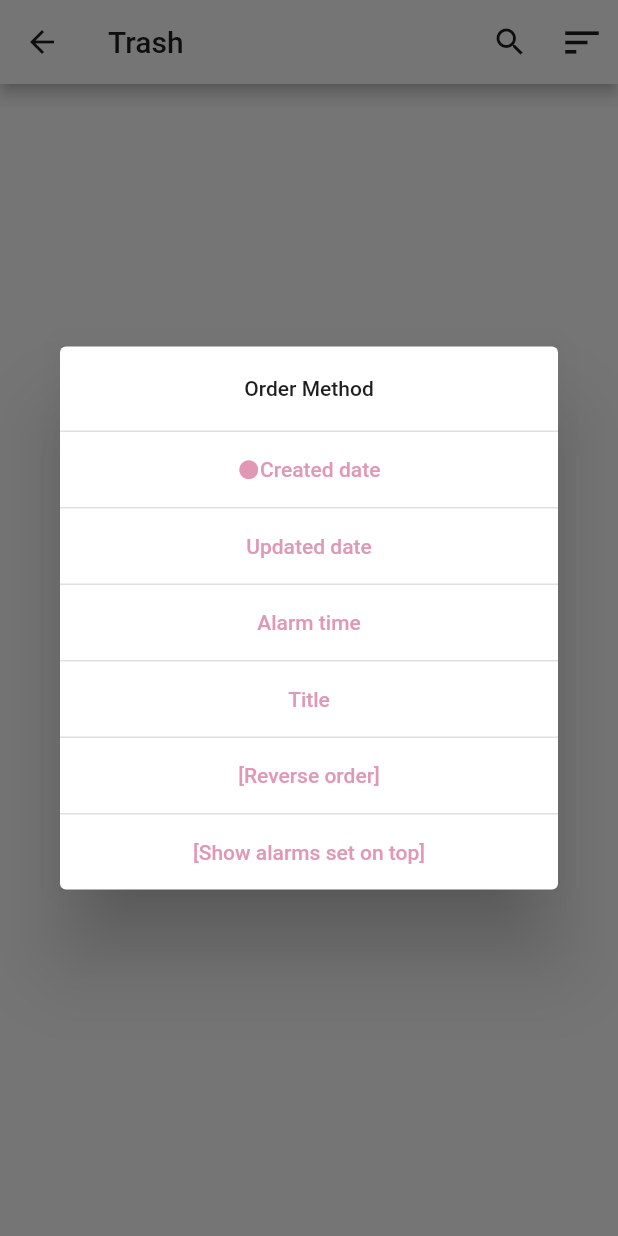
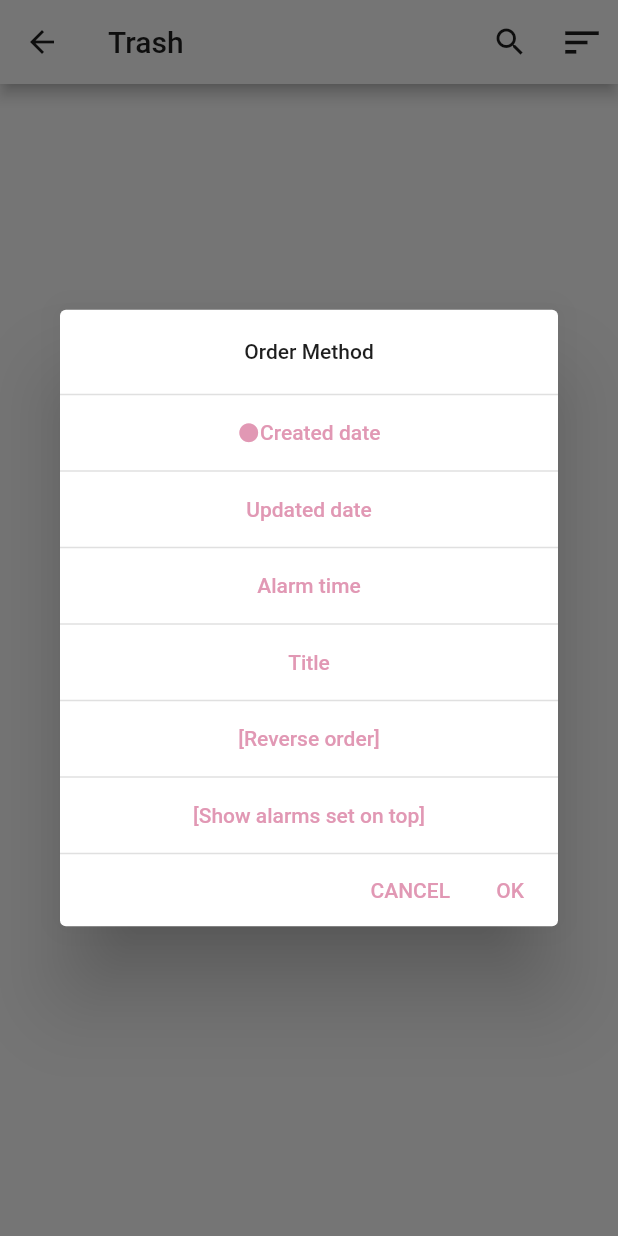
Before and after one commit to tsubasasugawara/Reminder, a Flutter app: the Trash screen opened directly, after a tap on the "sort" icon, on a phone screen of 412 x 824 dp. Run offline on Flutter 3.47's test engine with Material 2 defaults, Android fonts, the phone set to English and light mode, and no system bars; our stand-ins replace shared_preferences; accounts and stored records are empty.

Commit message:
FIX
Fixed the dialogue for sorting.

```diff
--- a/lib/provider/home/appBar/reverse_order_button_provider.dart
+++ /dev/null
@@ -1,14 +0,0 @@
-import 'package:flutter/cupertino.dart';
-
-import '../../../model/db/db_env.dart';
-
-class ReverseOrderButtonProvider extends ChangeNotifier {
-  late String sortby;
-
-  ReverseOrderButtonProvider(this.sortby);
-
-  void changeSortBy() {
-    sortby = sortby == DBEnv.asc ? DBEnv.desc : DBEnv.asc;
-    notifyListeners();
-  }
-}
--- a/lib/provider/home/appBar/top_up_set_alarm_provider.dart
+++ /dev/null
@@ -1,12 +0,0 @@
-import 'package:flutter/material.dart';
-
-class TopUpSetAlarmButtonProvider extends ChangeNotifier {
-  late bool topUp;
-
-  TopUpSetAlarmButtonProvider(this.topUp);
-
-  void changeTopUp() {
-    topUp = !topUp;
-    notifyListeners();
-  }
-}
--- a/lib/provider/home/home_provider.dart
+++ b/lib/provider/home/home_provider.dart
@@ -28,7 +28,7 @@ class HomeProvider extends ChangeNotifier with SelectionItemProvider {
   //昇順、降順の設定
   String sortBy = DBEnv.asc;
 
-  bool topUpSetAlarmReminder = false;
+  bool topup = false;
 
   //ソート条件をつけないときに取得するカラム
   final List<Object?> stdColumns = [
@@ -45,16 +45,10 @@ class HomeProvider extends ChangeNotifier with SelectionItemProvider {
     update();
   }
 
-  void setOrderBy(String _orderBy) {
+  void setSortBy(String _orderBy, String _sortBy, bool _topup) {
     orderBy = _orderBy;
-  }
-
-  void changeSortBy() {
-    sortBy = sortBy == DBEnv.asc ? DBEnv.desc : DBEnv.asc;
-  }
-
-  void changeTopUpSetAlarmReminder() {
-    topUpSetAlarmReminder = !topUpSetAlarmReminder;
+    sortBy = _sortBy;
+    topup = _topup;
   }
 
   //データ一覧を取得し、modelに保存
@@ -71,7 +65,7 @@ class HomeProvider extends ChangeNotifier with SelectionItemProvider {
           ? '${Notifications.deletedKey} = 1'
           : '${Notifications.deletedKey} = 0',
       orderBy:
-          '${topUpSetAlarmReminder ? '${Notifications.setAlarmKey} ${DBEnv.desc}, ' : ''} $orderBy $sortBy',
+          '${topup ? '${Notifications.setAlarmKey} ${DBEnv.desc}, ' : ''} $orderBy $sortBy',
     );
     changeSelectedItemsLen(length: model.dataList.length);
     notifyListeners();
--- a/lib/view/add_reminder/date_time_picker/date_time_picker.dart
+++ b/lib/view/add_reminder/date_time_picker/date_time_picker.dart
@@ -242,6 +242,8 @@ class DateTimePicker {
                                 },
                                 child: Text(
                                   AppLocalizations.of(context)!.cancelButton,
+                                  style: TextStyle(
+                                      color: Theme.of(context).primaryColor),
                                 ),
                               ),
                               TextButton(
@@ -262,6 +264,8 @@ class DateTimePicker {
                                 },
                                 child: Text(
                                   AppLocalizations.of(context)!.ok,
+                                  style: TextStyle(
+                                      color: Theme.of(context).primaryColor),
                                 ),
                               ),
                             ],
--- a/lib/view/add_reminder/date_time_picker/repeating_setting/repeating_setting_view.dart
+++ b/lib/view/add_reminder/date_time_picker/repeating_setting/repeating_setting_view.dart
@@ -192,6 +192,8 @@ class RepeatingSettingView {
                           },
                           child: Text(
                             AppLocalizations.of(context)!.cancelButton,
+                            style: TextStyle(
+                                color: Theme.of(context).primaryColor),
                           ),
                         ),
                         TextButton(
@@ -205,6 +207,8 @@ class RepeatingSettingView {
                           },
                           child: Text(
                             AppLocalizations.of(context)!.ok,
+                            style: TextStyle(
+                                color: Theme.of(context).primaryColor),
                           ),
                         ),
                       ],
--- a/lib/view/home/appBar/actions.dart
+++ b/lib/view/home/appBar/actions.dart
@@ -1,7 +1,9 @@
 import 'package:flutter/foundation.dart';
 import 'package:flutter/material.dart';
+import 'package:provider/provider.dart';
 import 'package:reminder/model/kotlin_method_calling/kotlin_method_calling.dart';
 import 'package:reminder/multilingualization/app_localizations.dart';
+import 'package:reminder/provider/home/appBar/sort_selection_provider.dart';
 import 'package:reminder/view/home/appBar/reverse_button.dart';
 import 'package:reminder/view/home/appBar/top_up_set_alarm_button.dart';
 
@@ -11,10 +13,10 @@ import '../../../provider/home/home_provider.dart';
 import '../../search/search_view.dart';
 
 class Actions {
-  late HomeProvider provider;
+  late HomeProvider homeProvider;
   late BuildContext context;
 
-  Actions(this.provider, this.context);
+  Actions(this.homeProvider, this.context);
 
   /*
    * デバッグ専用のリマインダーを追加するボタン
@@ -60,17 +62,13 @@ class Actions {
    * @return Widget : ソート方法選択ボタン
    */
   Widget _makeButton(
-    String dbKey,
-    String text,
-  ) {
+      String dbKey, String text, SortSelectionProvider provider) {
     return TextButton(
       onPressed: () async {
         provider.setOrderBy(dbKey);
-        await provider.setData();
-        Navigator.pop(context);
       },
       style: TextButton.styleFrom(minimumSize: const Size.fromHeight(50)),
-      child: (dbKey == provider.orderBy)
+      child: (provider.equalsOrderBy(dbKey))
           ? Row(
               mainAxisAlignment: MainAxisAlignment.center,
               children: [
@@ -116,13 +114,13 @@ class Actions {
         children: [
           IconButton(
             onPressed: () {
-              provider.allSelectOrNot(true);
+              homeProvider.allSelectOrNot(true);
             },
             icon: const Icon(Icons.select_all),
           ),
           IconButton(
             onPressed: () async {
-              var res = await provider.deleteButton(
+              var res = await homeProvider.deleteButton(
                 context,
                 HomeProvider.moveToTrash,
               );
@@ -150,12 +148,12 @@ class Actions {
           await Navigator.of(context).push(
             MaterialPageRoute(
               builder: (context) => SearchView(
-                provider.model.dataList,
-                provider.isTrash,
+                homeProvider.model.dataList,
+                homeProvider.isTrash,
               ),
             ),
           );
-          await provider.setData();
+          await homeProvider.setData();
         },
       ),
       IconButton(
@@ -166,7 +164,12 @@ class Actions {
           await showDialog(
             builder: (BuildContext context) {
               return Dialog(
-                child: Column(
+                child: ChangeNotifierProvider(
+                  create: (_) => SortSelectionProvider(homeProvider.orderBy,
+                      homeProvider.sortBy, homeProvider.topup),
+                  child: Consumer<SortSelectionProvider>(
+                      builder: (context, provider, child) {
+                    return Column(
                       mainAxisAlignment: MainAxisAlignment.center,
                       mainAxisSize: MainAxisSize.min,
                       children: [
@@ -181,21 +184,25 @@ class Actions {
                         _makeButton(
                           Notifications.createdAtKey,
                           AppLocalizations.of(context)!.orderByCreatedAt,
+                          provider,
                         ),
                         _makeDivider(),
                         _makeButton(
                           Notifications.updatedAtKey,
                           AppLocalizations.of(context)!.orderByUpdatedAt,
+                          provider,
                         ),
                         _makeDivider(),
                         _makeButton(
                           Notifications.timeKey,
                           AppLocalizations.of(context)!.orderByAlarmTime,
+                          provider,
                         ),
                         _makeDivider(),
                         _makeButton(
                           Notifications.titleKey,
                           AppLocalizations.of(context)!.orderByTitle,
+                          provider,
                         ),
                         _makeDivider(),
                         ReverseOrderButton(
@@ -207,11 +214,42 @@ class Actions {
                         _makeDivider(),
                         TopUpSetAlarmButton(
                           () {
-                        provider.changeTopUpSetAlarmReminder();
+                            provider.changeTopUp();
                           },
-                      provider.topUpSetAlarmReminder,
+                          provider.topup,
+                        ),
+                        _makeDivider(),
+                        Row(
+                          mainAxisAlignment: MainAxisAlignment.end,
+                          children: [
+                            TextButton(
+                              onPressed: () {
+                                Navigator.pop(context);
+                              },
+                              child: Text(
+                                AppLocalizations.of(context)!.cancelButton,
+                                style: TextStyle(
+                                    color: Theme.of(context).primaryColor),
+                              ),
+                            ),
+                            TextButton(
+                              onPressed: () async {
+                                homeProvider.setSortBy(provider.orderBy,
+                                    provider.sortBy, provider.topup);
+                                await homeProvider.setData();
+                                Navigator.pop(context);
+                              },
+                              child: Text(
+                                AppLocalizations.of(context)!.ok,
+                                style: TextStyle(
+                                    color: Theme.of(context).primaryColor),
+                              ),
                             ),
                           ],
+                        ),
+                      ],
+                    );
+                  }),
                 ),
               );
             },
@@ -227,6 +265,6 @@ class Actions {
    * @return List<Widget>
    */
   List<Widget> build() {
-    return provider.selectionMode ? _selectionMode() : normalMode();
+    return homeProvider.selectionMode ? _selectionMode() : normalMode();
   }
 }
--- a/lib/view/home/appBar/reverse_button.dart
+++ b/lib/view/home/appBar/reverse_button.dart
@@ -1,8 +1,6 @@
 import 'package:flutter/material.dart';
-import 'package:provider/provider.dart';
 import 'package:reminder/model/db/db_env.dart';
 import 'package:reminder/multilingualization/app_localizations.dart';
-import 'package:reminder/provider/home/appBar/reverse_order_button_provider.dart';
 
 // ignore: must_be_immutable
 class ReverseOrderButton extends StatelessWidget {
@@ -13,17 +11,12 @@ class ReverseOrderButton extends StatelessWidget {
 
   @override
   Widget build(BuildContext context) {
-    return ChangeNotifierProvider(
-      create: (BuildContext context) => ReverseOrderButtonProvider(sortby),
-      child: Consumer<ReverseOrderButtonProvider>(
-        builder: (context, provider, child) {
     return TextButton(
       onPressed: () {
         onPressed();
-              provider.changeSortBy();
       },
       style: TextButton.styleFrom(minimumSize: const Size.fromHeight(50)),
-            child: (DBEnv.desc == provider.sortby)
+      child: (DBEnv.desc == sortby)
           ? Row(
               mainAxisAlignment: MainAxisAlignment.center,
               children: [
@@ -45,8 +38,5 @@ class ReverseOrderButton extends StatelessWidget {
               style: TextStyle(color: Theme.of(context).primaryColor),
             ),
     );
-        },
-      ),
-    );
   }
 }
--- a/lib/view/home/appBar/top_up_set_alarm_button.dart
+++ b/lib/view/home/appBar/top_up_set_alarm_button.dart
@@ -1,8 +1,5 @@
 import 'package:flutter/material.dart';
-import 'package:provider/provider.dart';
 import 'package:reminder/multilingualization/app_localizations.dart';
-
-import '../../../provider/home/appBar/top_up_set_alarm_provider.dart';
 
 // ignore: must_be_immutable
 class TopUpSetAlarmButton extends StatelessWidget {
@@ -14,17 +11,12 @@ class TopUpSetAlarmButton extends StatelessWidget {
 
   @override
   Widget build(BuildContext context) {
-    return ChangeNotifierProvider(
-      create: (BuildContext context) => TopUpSetAlarmButtonProvider(topUp),
-      child: Consumer<TopUpSetAlarmButtonProvider>(
-        builder: (context, provider, child) {
     return TextButton(
       onPressed: () {
         onPressed();
-              provider.changeTopUp();
       },
       style: TextButton.styleFrom(minimumSize: const Size.fromHeight(50)),
-            child: (provider.topUp)
+      child: (topUp)
           ? Row(
               mainAxisAlignment: MainAxisAlignment.center,
               children: [
@@ -46,8 +38,5 @@ class TopUpSetAlarmButton extends StatelessWidget {
               style: TextStyle(color: Theme.of(context).primaryColor),
             ),
     );
-        },
-      ),
-    );
   }
 }
```
Also changed, not shown: lib/provider/home/appBar/sort_selection_provider.dart (added, +31 -0 lines). Lines whose indentation alone changed are shown as unchanged.
